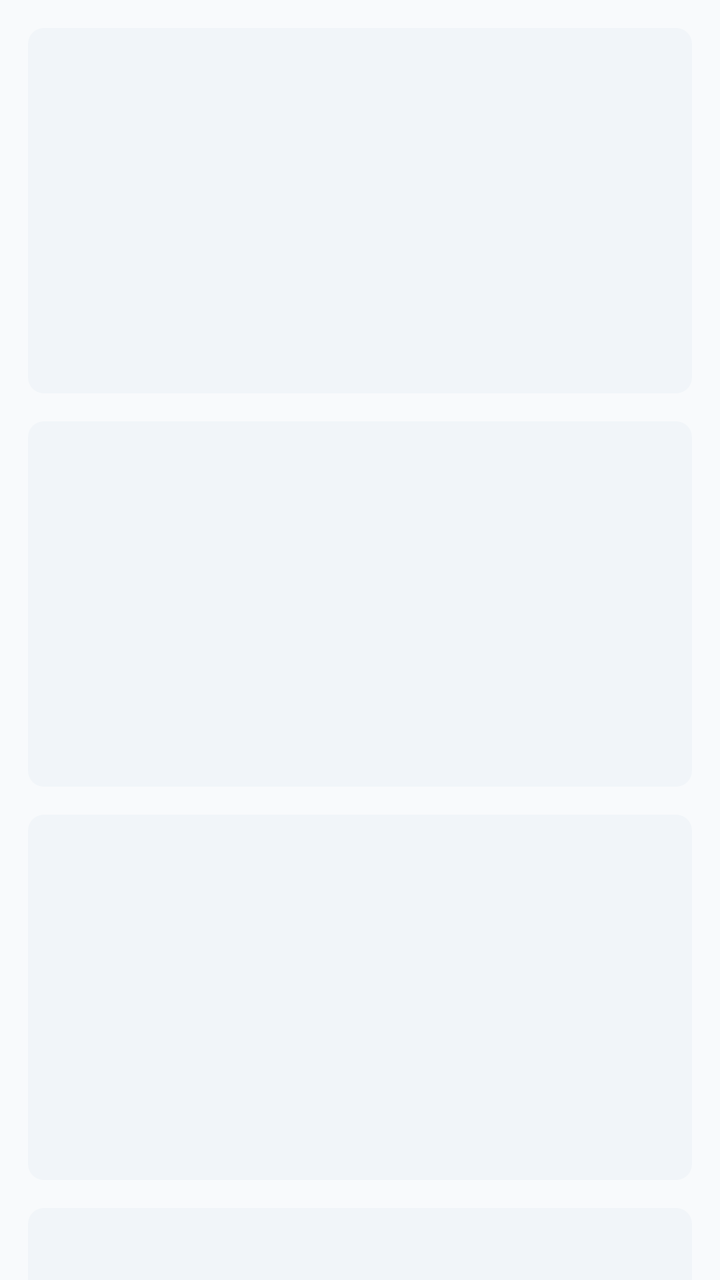
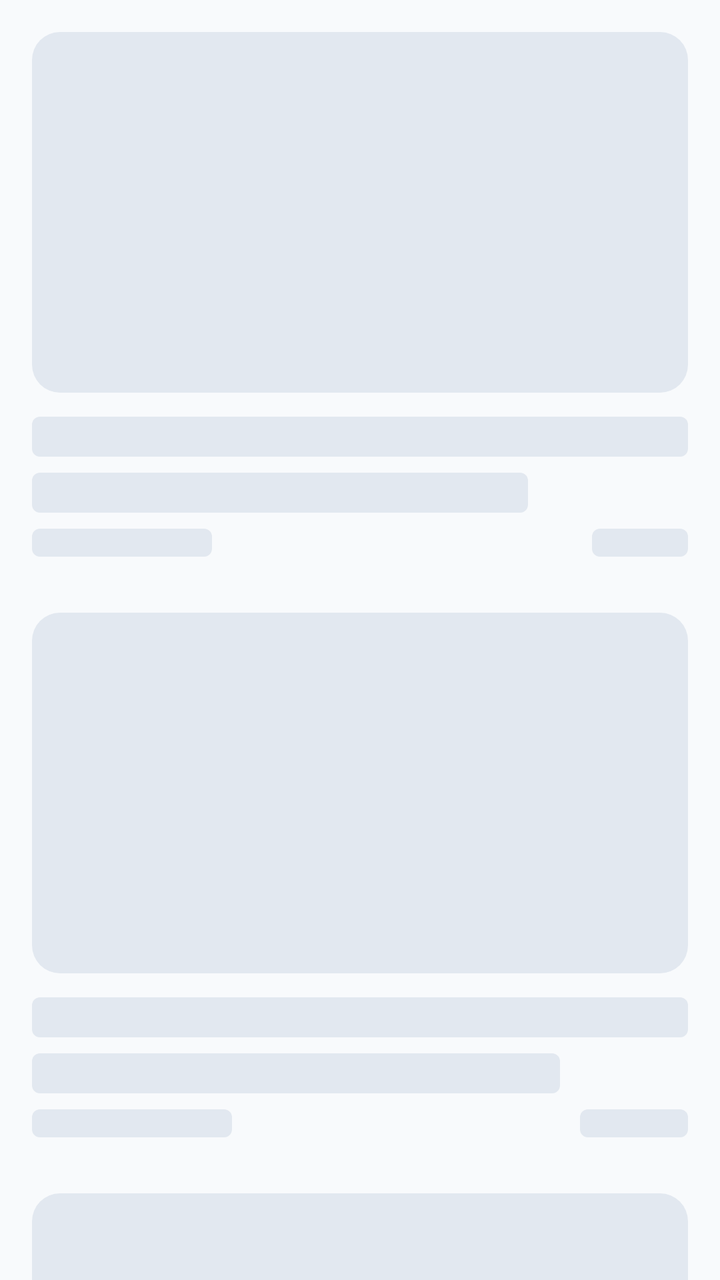

An Android layout rendered at two revisions. The XML below is the earlier revision; the diff shows what the commit changed to produce the second picture.
<!-- AndroidManifest.xml: application theme AppTheme -->
<!-- res/layout/shimmer_post_list_large.xml -->
<?xml version="1.0" encoding="utf-8"?>
<LinearLayout xmlns:android="http://schemas.android.com/apk/res/android"
    xmlns:app="http://schemas.android.com/apk/res-auto"
    android:layout_width="match_parent"
    android:orientation="vertical"
    android:layout_height="match_parent">

    <androidx.constraintlayout.widget.ConstraintLayout
        android:layout_width="match_parent"
        android:layout_height="wrap_content">

        <View
            android:layout_width="0dp"
            android:layout_height="0dp"
            android:layout_marginStart="@dimen/item_post_padding_medium"
            android:layout_marginTop="@dimen/item_post_padding_medium"
            android:layout_marginEnd="@dimen/item_post_padding_medium"
            android:layout_marginBottom="@dimen/item_post_padding_small"
            android:background="@drawable/bg_shimmer"
            app:layout_constraintDimensionRatio="@string/post_large_dimension_ratio"
            app:layout_constraintLeft_toLeftOf="parent"
            app:layout_constraintRight_toRightOf="parent"
            app:layout_constraintTop_toTopOf="parent" />

    </androidx.constraintlayout.widget.ConstraintLayout>

    <androidx.constraintlayout.widget.ConstraintLayout
        android:layout_width="match_parent"
        android:layout_height="wrap_content">

        <View
            android:layout_width="0dp"
            android:layout_height="0dp"
            android:layout_marginStart="@dimen/item_post_padding_medium"
            android:layout_marginTop="@dimen/item_post_padding_medium"
            android:layout_marginEnd="@dimen/item_post_padding_medium"
            android:layout_marginBottom="@dimen/item_post_padding_small"
            android:background="@drawable/bg_shimmer"
            app:layout_constraintDimensionRatio="@string/post_large_dimension_ratio"
            app:layout_constraintLeft_toLeftOf="parent"
            app:layout_constraintRight_toRightOf="parent"
            app:layout_constraintTop_toTopOf="parent" />

    </androidx.constraintlayout.widget.ConstraintLayout>

    <androidx.constraintlayout.widget.ConstraintLayout
        android:layout_width="match_parent"
        android:layout_height="wrap_content">

        <View
            android:layout_width="0dp"
            android:layout_height="0dp"
            android:layout_marginStart="@dimen/item_post_padding_medium"
            android:layout_marginTop="@dimen/item_post_padding_medium"
            android:layout_marginEnd="@dimen/item_post_padding_medium"
            android:layout_marginBottom="@dimen/item_post_padding_small"
            android:background="@drawable/bg_shimmer"
            app:layout_constraintDimensionRatio="@string/post_large_dimension_ratio"
            app:layout_constraintLeft_toLeftOf="parent"
            app:layout_constraintRight_toRightOf="parent"
            app:layout_constraintTop_toTopOf="parent" />

    </androidx.constraintlayout.widget.ConstraintLayout>

    <androidx.constraintlayout.widget.ConstraintLayout
        android:layout_width="match_parent"
        android:layout_height="wrap_content">

        <View
            android:layout_width="0dp"
            android:layout_height="0dp"
            android:layout_marginStart="@dimen/item_post_padding_medium"
            android:layout_marginTop="@dimen/item_post_padding_medium"
            android:layout_marginEnd="@dimen/item_post_padding_medium"
            android:layout_marginBottom="@dimen/item_post_padding_small"
            android:background="@drawable/bg_shimmer"
            app:layout_constraintDimensionRatio="@string/post_large_dimension_ratio"
            app:layout_constraintLeft_toLeftOf="parent"
            app:layout_constraintRight_toRightOf="parent"
            app:layout_constraintTop_toTopOf="parent" />

    </androidx.constraintlayout.widget.ConstraintLayout>

</LinearLayout>
<!-- resources referenced by this layout -->
<resources>
  <dimen name="item_post_padding_medium">14dp</dimen>
  <dimen name="item_post_padding_small">7dp</dimen>
  <!-- drawable bg_shimmer (drawable) -->
  <?xml version="1.0" encoding="utf-8"?>
  <shape xmlns:android="http://schemas.android.com/apk/res/android">
      <solid android:color="@color/color_grey_soft" />
      <corners android:radius="8dp" />
  </shape>
  <string name="post_large_dimension_ratio">H,2:1.1</string>
  <style name="AppTheme" parent="BaseTheme" />
  <color name="color_grey_soft">#F1F5F9</color>
  <color name="color_light_primary">#635BFF</color>
  <color name="color_light_status_bar">#635BFF</color>
  <color name="color_light_accent">#06B6D4</color>
  <color name="color_light_background">#F8FAFC</color>
  <style name="MyBottomNavigationView.Light" parent="Widget.Material3.BottomNavigationView">
          <item name="itemTextAppearanceActive">@style/BottomNavigationView.TextAppearance.Active</item>
          <item name="itemTextAppearanceInactive">@style/BottomNavigationView.TextAppearance.Active</item>
          <item name="backgroundTint">@null</item>
          <item name="itemActiveIndicatorStyle">@style/BottomNavigationView.Light.ActiveIndicator</item>
          <item name="itemPaddingTop">12dp</item>
          <item name="itemPaddingBottom">16dp</item>
          <item name="android:minHeight">80dp</item>
      </style>
  <style name="Material3AlertDialogDefault" parent="ThemeOverlay.Material3.MaterialAlertDialog">
          <item name="colorPrimary">@color/color_light_accent</item>
          <item name="backgroundTint">@color/color_light_background</item>
          <item name="colorSurface">@color/color_light_background</item>
          <item name="materialAlertDialogBodyTextStyle">@style/MaterialAlertDialog.App.Content.Text</item>
          <item name="buttonBarPositiveButtonStyle">@style/Widget.App.Button.Default</item>
          <item name="buttonBarNegativeButtonStyle">@style/Widget.App.Button.Default</item>
      </style>
  <style name="BottomNavigationView.TextAppearance.Active" parent="TextAppearance.MaterialComponents.Caption">
          <item name="android:textSize">15sp</item>
          <item name="android:textStyle">bold</item>
          <item name="fontFamily">@font/custom_font</item>
      </style>
  <style name="BottomNavigationView.Light.ActiveIndicator" parent="">
          <item name="android:width">64dp</item>
          <item name="android:height">32dp</item>
          <item name="marginHorizontal">4dp</item>
          <item name="shapeAppearance">@style/ShapeAppearance.Material3.Corner.Full</item>
          <item name="android:color">@color/color_light_active_indicator</item>
      </style>
  <style name="MaterialAlertDialog.App.Content.Text" parent="MaterialAlertDialog.Material3.Body.Text">
          <item name="android:textAppearance">?attr/textAppearanceBodyLarge</item>
      </style>
  <style name="Widget.App.Button.Default" parent="Widget.Material3.Button.TextButton.Dialog">
          <item name="android:textColor">@color/color_light_primary</item>
          <item name="android:textStyle">bold</item>
          <item name="android:textSize">@dimen/title_size_medium</item>
      </style>
  <color name="color_light_active_indicator">#EEF2FF</color>
  <dimen name="title_size_medium">16sp</dimen>
  <!-- unchanged entries left out for length: 1 -->
</resources>

<!-- the commit's change to res/layout/shimmer_post_list_large.xml (unified diff, before → after) -->
@@ -2,83 +2,178 @@
 <LinearLayout xmlns:android="http://schemas.android.com/apk/res/android"
     xmlns:app="http://schemas.android.com/apk/res-auto"
     android:layout_width="match_parent"
-    android:orientation="vertical"
-    android:layout_height="match_parent">
+    android:layout_height="wrap_content"
+    android:orientation="vertical">
 
-    <androidx.constraintlayout.widget.ConstraintLayout
+    <LinearLayout
         android:layout_width="match_parent"
-        android:layout_height="wrap_content">
+        android:layout_height="wrap_content"
+        android:orientation="vertical"
+        android:layout_marginStart="@dimen/spacing_large"
+        android:layout_marginTop="@dimen/spacing_large"
+        android:layout_marginEnd="@dimen/spacing_large">
+
+        <androidx.constraintlayout.widget.ConstraintLayout
+            android:layout_width="match_parent"
+            android:layout_height="wrap_content">
+
+            <View
+                android:layout_width="0dp"
+                android:layout_height="0dp"
+                android:background="@drawable/bg_shimmer_rounded"
+                app:layout_constraintDimensionRatio="@string/post_large_dimension_ratio"
+                app:layout_constraintLeft_toLeftOf="parent"
+                app:layout_constraintRight_toRightOf="parent"
+                app:layout_constraintTop_toTopOf="parent" />
+
+        </androidx.constraintlayout.widget.ConstraintLayout>
 
         <View
-            android:layout_width="0dp"
-            android:layout_height="0dp"
-            android:layout_marginStart="@dimen/item_post_padding_medium"
-            android:layout_marginTop="@dimen/item_post_padding_medium"
-            android:layout_marginEnd="@dimen/item_post_padding_medium"
-            android:layout_marginBottom="@dimen/item_post_padding_small"
-            android:background="@drawable/bg_shimmer"
-            app:layout_constraintDimensionRatio="@string/post_large_dimension_ratio"
-            app:layout_constraintLeft_toLeftOf="parent"
-            app:layout_constraintRight_toRightOf="parent"
-            app:layout_constraintTop_toTopOf="parent" />
-
-    </androidx.constraintlayout.widget.ConstraintLayout>
-
-    <androidx.constraintlayout.widget.ConstraintLayout
-        android:layout_width="match_parent"
-        android:layout_height="wrap_content">
+            android:layout_width="match_parent"
+            android:layout_height="20dp"
+            android:layout_marginTop="@dimen/spacing_medium"
+            android:background="@drawable/bg_shimmer_text" />
 
         <View
-            android:layout_width="0dp"
-            android:layout_height="0dp"
-            android:layout_marginStart="@dimen/item_post_padding_medium"
-            android:layout_marginTop="@dimen/item_post_padding_medium"
-            android:layout_marginEnd="@dimen/item_post_padding_medium"
-            android:layout_marginBottom="@dimen/item_post_padding_small"
-            android:background="@drawable/bg_shimmer"
-            app:layout_constraintDimensionRatio="@string/post_large_dimension_ratio"
-            app:layout_constraintLeft_toLeftOf="parent"
-            app:layout_constraintRight_toRightOf="parent"
-            app:layout_constraintTop_toTopOf="parent" />
+            android:layout_width="match_parent"
+            android:layout_height="20dp"
+            android:layout_marginTop="8dp"
+            android:layout_marginEnd="80dp"
+            android:background="@drawable/bg_shimmer_text" />
 
-    </androidx.constraintlayout.widget.ConstraintLayout>
+        <RelativeLayout
+            android:layout_width="match_parent"
+            android:layout_height="wrap_content"
+            android:layout_marginTop="@dimen/spacing_small"
+            android:layout_marginBottom="@dimen/spacing_large">
 
-    <androidx.constraintlayout.widget.ConstraintLayout
+            <View
+                android:layout_width="90dp"
+                android:layout_height="14dp"
+                android:background="@drawable/bg_shimmer_text" />
+
+            <View
+                android:layout_width="48dp"
+                android:layout_height="14dp"
+                android:layout_alignParentEnd="true"
+                android:background="@drawable/bg_shimmer_text" />
+
+        </RelativeLayout>
+
+    </LinearLayout>
+
+    <LinearLayout
         android:layout_width="match_parent"
-        android:layout_height="wrap_content">
+        android:layout_height="wrap_content"
+        android:orientation="vertical"
+        android:layout_marginStart="@dimen/spacing_large"
+        android:layout_marginTop="@dimen/spacing_medium"
+        android:layout_marginEnd="@dimen/spacing_large">
+
+        <androidx.constraintlayout.widget.ConstraintLayout
+            android:layout_width="match_parent"
+            android:layout_height="wrap_content">
+
+            <View
+                android:layout_width="0dp"
+                android:layout_height="0dp"
+                android:background="@drawable/bg_shimmer_rounded"
+                app:layout_constraintDimensionRatio="@string/post_large_dimension_ratio"
+                app:layout_constraintLeft_toLeftOf="parent"
+                app:layout_constraintRight_toRightOf="parent"
+                app:layout_constraintTop_toTopOf="parent" />
+
+        </androidx.constraintlayout.widget.ConstraintLayout>
 
         <View
-            android:layout_width="0dp"
-            android:layout_height="0dp"
-            android:layout_marginStart="@dimen/item_post_padding_medium"
-            android:layout_marginTop="@dimen/item_post_padding_medium"
-            android:layout_marginEnd="@dimen/item_post_padding_medium"
-            android:layout_marginBottom="@dimen/item_post_padding_small"
-            android:background="@drawable/bg_shimmer"
-            app:layout_constraintDimensionRatio="@string/post_large_dimension_ratio"
-            app:layout_constraintLeft_toLeftOf="parent"
-            app:layout_constraintRight_toRightOf="parent"
-            app:layout_constraintTop_toTopOf="parent" />
-
-    </androidx.constraintlayout.widget.ConstraintLayout>
-
-    <androidx.constraintlayout.widget.ConstraintLayout
-        android:layout_width="match_parent"
-        android:layout_height="wrap_content">
+            android:layout_width="match_parent"
+            android:layout_height="20dp"
+            android:layout_marginTop="@dimen/spacing_medium"
+            android:background="@drawable/bg_shimmer_text" />
 
         <View
-            android:layout_width="0dp"
-            android:layout_height="0dp"
-            android:layout_marginStart="@dimen/item_post_padding_medium"
-            android:layout_marginTop="@dimen/item_post_padding_medium"
-            android:layout_marginEnd="@dimen/item_post_padding_medium"
-            android:layout_marginBottom="@dimen/item_post_padding_small"
-            android:background="@drawable/bg_shimmer"
-            app:layout_constraintDimensionRatio="@string/post_large_dimension_ratio"
-            app:layout_constraintLeft_toLeftOf="parent"
-            app:layout_constraintRight_toRightOf="parent"
-            app:layout_constraintTop_toTopOf="parent" />
+            android:layout_width="match_parent"
+            android:layout_height="20dp"
+            android:layout_marginTop="8dp"
+            android:layout_marginEnd="64dp"
+            android:background="@drawable/bg_shimmer_text" />
 
-    </androidx.constraintlayout.widget.ConstraintLayout>
+        <RelativeLayout
+            android:layout_width="match_parent"
+            android:layout_height="wrap_content"
+            android:layout_marginTop="@dimen/spacing_small"
+            android:layout_marginBottom="@dimen/spacing_large">
+
+            <View
+                android:layout_width="100dp"
+                android:layout_height="14dp"
+                android:background="@drawable/bg_shimmer_text" />
+
+            <View
+                android:layout_width="54dp"
+                android:layout_height="14dp"
+                android:layout_alignParentEnd="true"
+                android:background="@drawable/bg_shimmer_text" />
+
+        </RelativeLayout>
+
+    </LinearLayout>
+
+    <LinearLayout
+        android:layout_width="match_parent"
+        android:layout_height="wrap_content"
+        android:orientation="vertical"
+        android:layout_marginStart="@dimen/spacing_large"
+        android:layout_marginTop="@dimen/spacing_medium"
+        android:layout_marginEnd="@dimen/spacing_large">
+
+        <androidx.constraintlayout.widget.ConstraintLayout
+            android:layout_width="match_parent"
+            android:layout_height="wrap_content">
+
+            <View
+                android:layout_width="0dp"
+                android:layout_height="0dp"
+                android:background="@drawable/bg_shimmer_rounded"
+                app:layout_constraintDimensionRatio="@string/post_large_dimension_ratio"
+                app:layout_constraintLeft_toLeftOf="parent"
+                app:layout_constraintRight_toRightOf="parent"
+                app:layout_constraintTop_toTopOf="parent" />
+
+        </androidx.constraintlayout.widget.ConstraintLayout>
+
+        <View
+            android:layout_width="match_parent"
+            android:layout_height="20dp"
+            android:layout_marginTop="@dimen/spacing_medium"
+            android:background="@drawable/bg_shimmer_text" />
+
+        <View
+            android:layout_width="match_parent"
+            android:layout_height="20dp"
+            android:layout_marginTop="8dp"
+            android:layout_marginEnd="96dp"
+            android:background="@drawable/bg_shimmer_text" />
+
+        <RelativeLayout
+            android:layout_width="match_parent"
+            android:layout_height="wrap_content"
+            android:layout_marginTop="@dimen/spacing_small"
+            android:layout_marginBottom="@dimen/spacing_large">
+
+            <View
+                android:layout_width="80dp"
+                android:layout_height="14dp"
+                android:background="@drawable/bg_shimmer_text" />
+
+            <View
+                android:layout_width="40dp"
+                android:layout_height="14dp"
+                android:layout_alignParentEnd="true"
+                android:background="@drawable/bg_shimmer_text" />
+
+        </RelativeLayout>
+
+    </LinearLayout>
 
 </LinearLayout>
<!-- resource entries referenced after the edit -->
@@ -1,28 +1,38 @@
 <!-- resources referenced by this layout -->
 <resources>
-  <dimen name="item_post_padding_medium">14dp</dimen>
-  <dimen name="item_post_padding_small">7dp</dimen>
-  <!-- drawable bg_shimmer (drawable) -->
+  <dimen name="spacing_large">16dp</dimen>
+  <dimen name="spacing_medium">12dp</dimen>
+  <dimen name="spacing_small">8dp</dimen>
+  <!-- drawable bg_shimmer_rounded (drawable) -->
   <?xml version="1.0" encoding="utf-8"?>
   <shape xmlns:android="http://schemas.android.com/apk/res/android">
-      <solid android:color="@color/color_grey_soft" />
-      <corners android:radius="8dp" />
+      <solid android:color="@color/color_shimmer" />
+      <corners android:radius="@dimen/card_corner_radius" />
+  </shape>
+  <!-- drawable bg_shimmer_text (drawable) -->
+  <?xml version="1.0" encoding="utf-8"?>
+  <shape xmlns:android="http://schemas.android.com/apk/res/android">
+      <solid android:color="@color/color_shimmer" />
+      <corners android:radius="4dp" />
   </shape>
   <string name="post_large_dimension_ratio">H,2:1.1</string>
   <style name="AppTheme" parent="BaseTheme" />
-  <color name="color_grey_soft">#F1F5F9</color>
-  <color name="color_light_primary">#635BFF</color>
-  <color name="color_light_status_bar">#635BFF</color>
-  <color name="color_light_accent">#06B6D4</color>
+  <color name="color_shimmer">#E2E8F0</color>
+  <dimen name="card_corner_radius">14dp</dimen>
+  <color name="color_light_primary">#007AFF</color>
+  <color name="color_light_status_bar">#F8FAFC</color>
+  <color name="color_light_accent">#00C7BE</color>
   <color name="color_light_background">#F8FAFC</color>
   <style name="MyBottomNavigationView.Light" parent="Widget.Material3.BottomNavigationView">
           <item name="itemTextAppearanceActive">@style/BottomNavigationView.TextAppearance.Active</item>
           <item name="itemTextAppearanceInactive">@style/BottomNavigationView.TextAppearance.Active</item>
           <item name="backgroundTint">@null</item>
+          <item name="itemIconTint">@color/nav_item_icon_tint</item>
+          <item name="itemTextColor">@color/nav_item_text_tint</item>
           <item name="itemActiveIndicatorStyle">@style/BottomNavigationView.Light.ActiveIndicator</item>
-          <item name="itemPaddingTop">12dp</item>
-          <item name="itemPaddingBottom">16dp</item>
-          <item name="android:minHeight">80dp</item>
+          <item name="itemPaddingTop">8dp</item>
+          <item name="itemPaddingBottom">8dp</item>
+          <item name="android:minHeight">58dp</item>
       </style>
   <style name="Material3AlertDialogDefault" parent="ThemeOverlay.Material3.MaterialAlertDialog">
           <item name="colorPrimary">@color/color_light_accent</item>
@@ -38,11 +48,11 @@
           <item name="fontFamily">@font/custom_font</item>
       </style>
   <style name="BottomNavigationView.Light.ActiveIndicator" parent="">
-          <item name="android:width">64dp</item>
-          <item name="android:height">32dp</item>
+          <item name="android:width">44dp</item>
+          <item name="android:height">44dp</item>
           <item name="marginHorizontal">4dp</item>
           <item name="shapeAppearance">@style/ShapeAppearance.Material3.Corner.Full</item>
-          <item name="android:color">@color/color_light_active_indicator</item>
+          <item name="android:color">#007AFF</item>
       </style>
   <style name="MaterialAlertDialog.App.Content.Text" parent="MaterialAlertDialog.Material3.Body.Text">
           <item name="android:textAppearance">?attr/textAppearanceBodyLarge</item>
@@ -52,8 +62,7 @@
           <item name="android:textStyle">bold</item>
           <item name="android:textSize">@dimen/title_size_medium</item>
       </style>
-  <color name="color_light_active_indicator">#EEF2FF</color>
-  <dimen name="title_size_medium">16sp</dimen>
+  <dimen name="title_size_medium">15sp</dimen>
   <!-- unchanged entries left out for length: 1 -->
 </resources>
 
